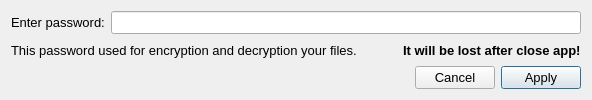
Old version of the form gui/enterkey.ui in the repository annndruha/SecurePhotos.
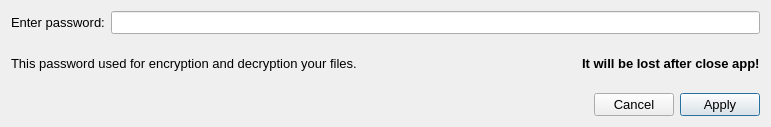
New version of the form. Icons and pictures are not drawn.

Commit message: Change bugs when creating py files from gui

```diff
--- a/gui/enterkey.ui
+++ b/gui/enterkey.ui
@@ -2,6 +2,14 @@
 <ui version="4.0">
  <class>EnterKey</class>
  <widget class="QDialog" name="EnterKey">
+  <property name="geometry">
+   <rect>
+    <x>0</x>
+    <y>0</y>
+    <width>771</width>
+    <height>127</height>
+   </rect>
+  </property>
   <property name="font">
    <font>
     <pointsize>10</pointsize>
```
Left out of the diff: 2 changed lines with no effect on the pictures. The commit also changes 4 other files.
